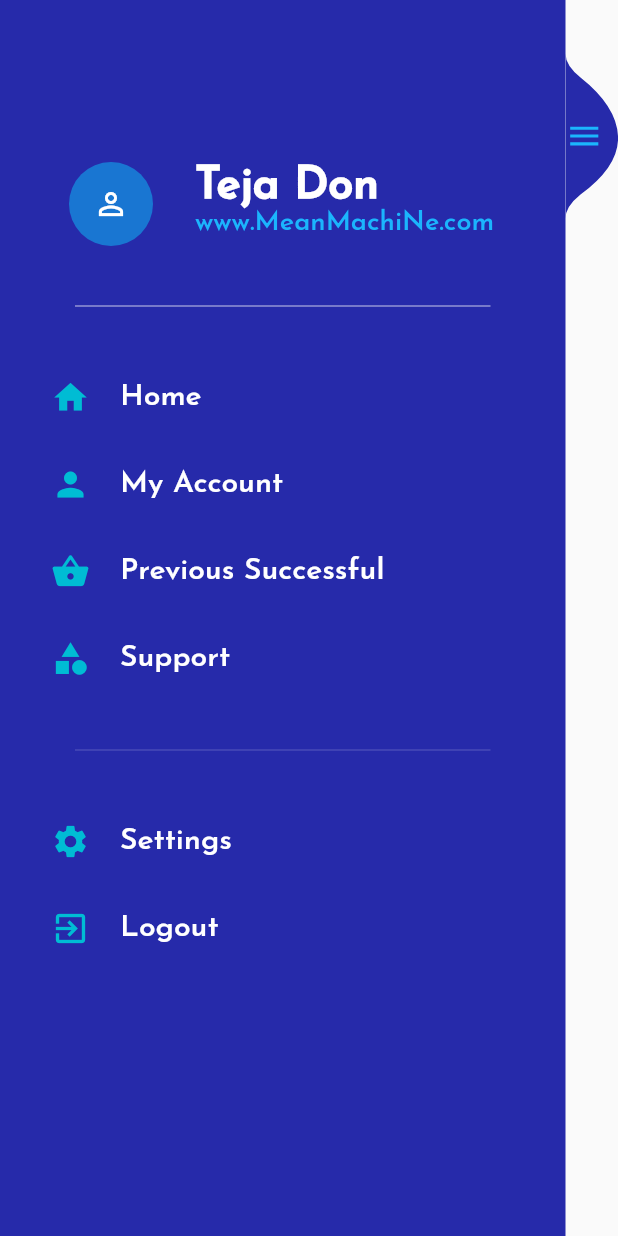
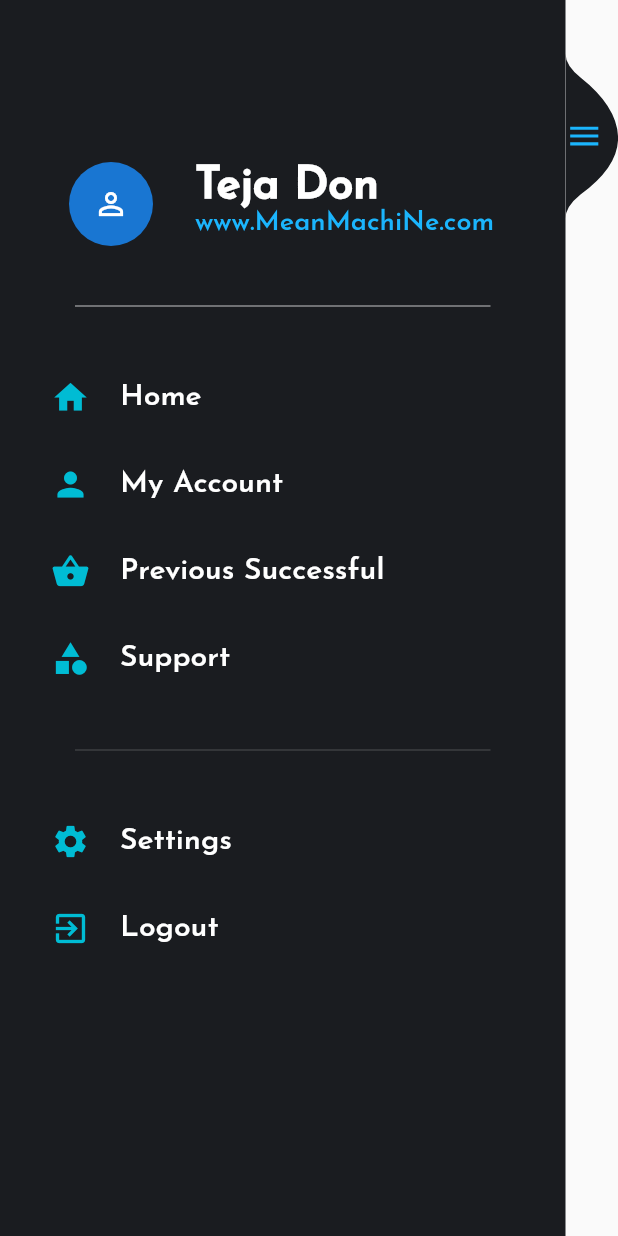
Before and after one commit to apurva112/evento-front-end, a Flutter app: the SideBar widget shown alone on an empty page, opened directly, on a phone screen of 412 x 824 dp. Run offline on Flutter 3.47's test engine with Material 2 defaults, Android fonts, the phone set to English and light mode, and no system bars; our stand-ins replace rxdart; missing offline and left inert: keyboard_visibility.

Commit message:
side App Drawer Colour Changed

```diff
--- a/lib/sidebar/sidebar.dart
+++ b/lib/sidebar/sidebar.dart
@@ -71,7 +71,7 @@ class _SideBarState extends State<SideBar> with SingleTickerProviderStateMixin<S
               Expanded(
                 child: Container(
                   padding: const EdgeInsets.symmetric(horizontal: 18),
-                  color: const Color(0xFF262AAA),
+                  color: const Color(0xFF1a1c20),
                   child: Column(
                     children: <Widget>[
                       SizedBox(
@@ -162,7 +162,7 @@ class _SideBarState extends State<SideBar> with SingleTickerProviderStateMixin<S
                     child: Container(
                       width: 35,
                       height: 110,
-                      color: Color(0xFF262AAA),
+                      color: Color(0xFF1a1c20),
                       alignment: Alignment.centerLeft,
                       child: AnimatedIcon(
                         progress: _animationController.view,
```
